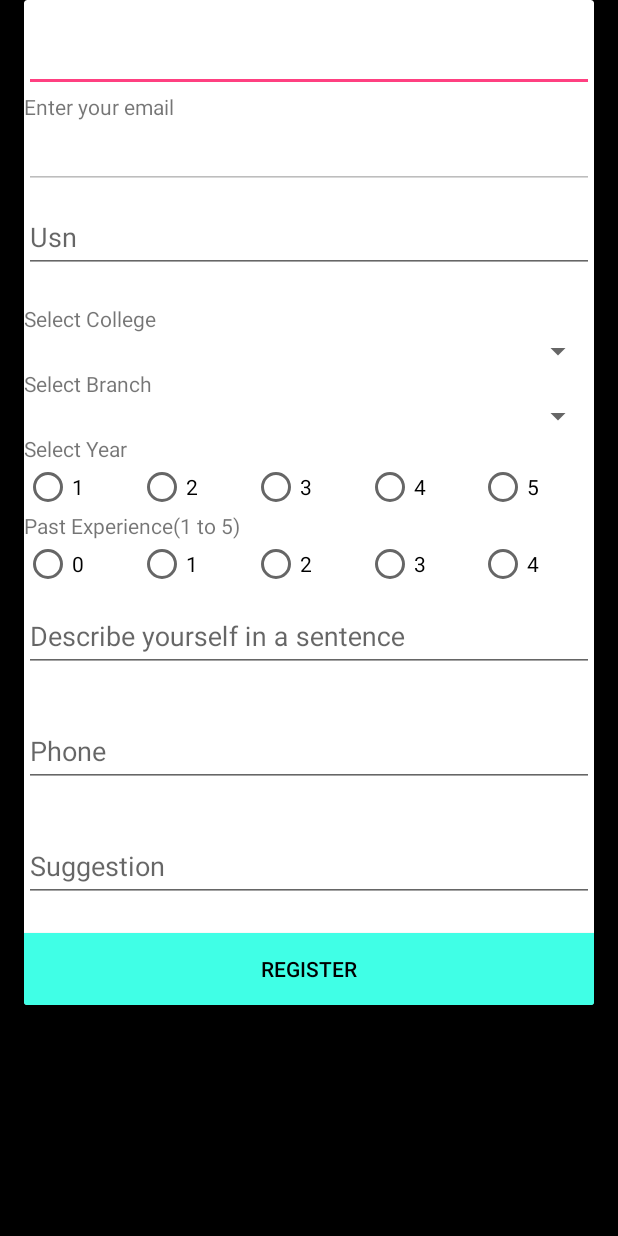
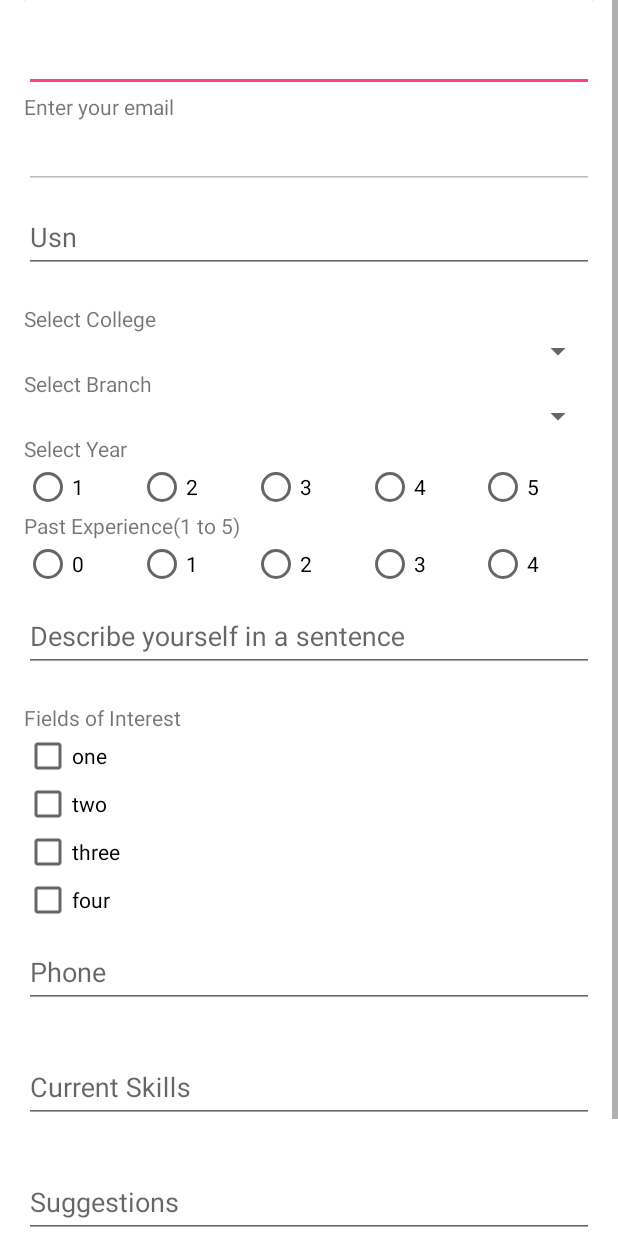
Before and after one commit to adityadas8888/Habba18, an Android app: the Habba screen opened directly, with no data from a screen before it, on a phone screen of 412 x 824 dp. Run offline under Robolectric (Android 15) with nearby library versions, the phone set to English and light mode, and no system bars.

Commit message:
Second Commit

```diff
--- a/app/build.gradle
+++ b/app/build.gradle
@@ -31,6 +31,7 @@ dependencies {
     compile 'net.gotev:uploadservice:2.1'
     compile 'com.github.florent37:diagonallayout:1.0.7'
     compile 'com.airbnb.android:lottie:2.5.0-beta3'
+    compile 'com.github.BeppiMenozzi:TriStateToggleButton:1.1.4'
     implementation 'com.google.android.gms:play-services-auth:11.8.0'
     testImplementation 'junit:junit:4.12'
     androidTestImplementation 'com.android.support.test:runner:1.0.1'
--- a/app/src/main/AndroidManifest.xml
+++ b/app/src/main/AndroidManifest.xml
@@ -27,10 +27,12 @@
 
         </activity>
         <activity
+
             android:name=".Apl.Apl"
             android:windowSoftInputMode="stateHidden|adjustResize">
         </activity>
-        <activity android:name=".Habba">
+        <activity android:name=".Habba"
+            android:windowSoftInputMode="stateHidden|adjustResize">
 
         </activity>
         <activity android:name=".Login.Login">
--- a/app/src/main/java/com/acharya/habbaregistration/Habba.java
+++ b/app/src/main/java/com/acharya/habbaregistration/Habba.java
@@ -1,6 +1,8 @@
 package com.acharya.habbaregistration;
 
+import android.app.AlertDialog;
 import android.app.ProgressDialog;
+import android.content.DialogInterface;
 import android.content.Intent;
 import android.os.AsyncTask;
 import android.support.design.widget.TextInputEditText;
@@ -14,6 +16,7 @@ import android.view.WindowManager;
 import android.widget.AdapterView;
 import android.widget.ArrayAdapter;
 import android.widget.Button;
+import android.widget.CheckBox;
 import android.widget.EditText;
 import android.widget.RadioButton;
 import android.widget.RadioGroup;
@@ -24,6 +27,7 @@ import android.widget.Toast;
 import com.acharya.habbaregistration.Apl.Apl;
 import com.acharya.habbaregistration.Apl.HttpHandler;
 import com.acharya.habbaregistration.Apl.RegisterUserClass;
+import com.acharya.habbaregistration.HomeScreen.HomeScreen;
 
 import org.json.JSONArray;
 import org.json.JSONException;
@@ -31,6 +35,7 @@ import org.json.JSONObject;
 
 import java.util.ArrayList;
 import java.util.HashMap;
+import java.util.Map;
 
 import static android.widget.Toast.LENGTH_LONG;
 
@@ -41,21 +46,25 @@ public class Habba extends AppCompatActivity{
     private EditText editTextDescribe;
     private EditText editTextUsn;
     private EditText editTextSuggestion;
+    private EditText editTextSkills;
     private static String url = null;
     private static String url1 = null;
-
-    String email,name,clg,dept,year,exp;
+    private CheckBox c1,c2,c3,c4;
+    private static String interest = " ";
+    Map<String,String> map=new HashMap<String,String>();
+    String idzz2;
+    String email,name,clg,dept,year,exp,skills;
     Spinner s1, s2;
     RadioGroup rgyear,rgexp;
     RadioButton rbyear,rbexp;
     private Button buttonRegister;
-    private static final String REGISTER_URL = "http:www.acharyahabba.in/apl/register.php";
+    private static final String REGISTER_URL = "http://www.acharyahabba.in/habba18/vol_app.php";
     private String nullstring = null;
     @Override
     protected void onCreate(Bundle savedInstanceState) {
         super.onCreate(savedInstanceState);
         setContentView(R.layout.activity_habba);
-
+        getWindow().setSoftInputMode(WindowManager.LayoutParams.SOFT_INPUT_ADJUST_PAN);
         Intent mIntent = getIntent();
         Bundle bundle = mIntent.getExtras();
         if (bundle != null) {
@@ -64,7 +73,7 @@ public class Habba extends AppCompatActivity{
             if(name.equals(nullstring)||name.equals(" "))
                 name="N/A";
         }
-        url = "http://acharyahabba.in/habba18/events.php";
+        url = "http://acharyahabba.in/apl/college.php";
         spinnerlist = new ArrayList<>();
         new Habba.GetContacts().execute();
 
@@ -84,6 +93,7 @@ public class Habba extends AppCompatActivity{
         editTextEmail = (EditText) findViewById(R.id.editTextEmail);
         editTextUsn = (TextInputEditText)findViewById(R.id.Usn);
         editTextSuggestion = (TextInputEditText)findViewById(R.id.Suggestion);
+        editTextSkills = (TextInputEditText)findViewById(R.id.Skills);
         s1 = findViewById(R.id.spinner1);
         s2 = findViewById(R.id.spinner2);
         rgyear = (RadioGroup)findViewById(R.id.rgyear);
@@ -93,6 +103,13 @@ public class Habba extends AppCompatActivity{
         editTextName.setEnabled(true);
         editTextEmail.setText(email,TextView.BufferType.EDITABLE);
         editTextEmail.setEnabled(false);
+
+        c1 = (CheckBox)findViewById(R.id.one);
+        c2 = (CheckBox)findViewById(R.id.two);
+        c3 = (CheckBox)findViewById(R.id.three);
+        c4 = (CheckBox)findViewById(R.id.four);
+
+
 
         rgyear.setOnCheckedChangeListener(new RadioGroup.OnCheckedChangeListener() {
             @Override
@@ -154,7 +171,8 @@ public class Habba extends AppCompatActivity{
                     for (int i = 0; i < contacts.length(); i++) {
                         JSONObject c = contacts.getJSONObject(i);
                         String name = c.getString("name");
-
+                        String idzz1=c.getString("id");
+                        map.put(name,idzz1);
                         spinnerlist.add(name);
                     }
 
@@ -203,8 +221,13 @@ public class Habba extends AppCompatActivity{
                     s1.setOnItemSelectedListener(new AdapterView.OnItemSelectedListener() {
                         @Override
                         public void onItemSelected(AdapterView<?> parent, View view, int position, long id) {
+//                            String hahaah="";
+//                            long z2=id+1;
+//                            hahaah=hahaah+z2;
+//                            Toast.makeText(getApplicationContext(),hahaah,Toast.LENGTH_SHORT).show();
                             clg = s1.getSelectedItem().toString();
-                            url1 = "http://acharyahabba.in/habba18/subevents.php?main=" + clg;
+                            idzz2=map.get(clg);
+                            url1 = "http://acharyahabba.in/apl/dept.php?cid=" + idzz2;
                             System.out.println("spinner"+url1);
                             subspinnerlist = new ArrayList<>();
                             new Habba.GetCategory().execute();
@@ -260,11 +283,11 @@ public class Habba extends AppCompatActivity{
                 try {
                     JSONObject jsonObj = new JSONObject(jsonStr);
 
-                    JSONArray contacts = jsonObj.getJSONArray("result1");
+                    JSONArray contacts = jsonObj.getJSONArray("result");
                     for(int i = 0; i<contacts.length(); i++) {
                         JSONObject c = contacts.getJSONObject(i);
-                        String name = c.getString("name");
-                        amount = c.getString("amount");
+                        String name = c.getString("dept_name");
+                        //amount = c.getString("amount");
 
                         subspinnerlist.add(name);
                     }
@@ -343,14 +366,23 @@ public class Habba extends AppCompatActivity{
             }
         if( editTextSuggestion.getText().toString().trim().equals(""))
             editTextSuggestion.setError( "Suggestion is required!" );
+        if( editTextUsn.getText().toString().trim().equals(""))
+            editTextUsn.setError( "Usn is required!" );
+        interest="";
+        if(c1.isChecked()&&(!interest.contains(c1.getText().toString()))) interest = interest + c1.getText().toString() + " ";
+        if(c2.isChecked()&&(!interest.contains(c2.getText().toString()))) interest = interest + c2.getText().toString() + " ";
+        if(c3.isChecked()&&(!interest.contains(c3.getText().toString()))) interest = interest + c3.getText().toString() + " ";
+        if(c4.isChecked()&&(!interest.contains(c4.getText().toString()))) interest = interest + c4.getText().toString() + " ";
+        Log.e(TAG,interest);
         String usn = editTextUsn.getText().toString().trim().toLowerCase();
         String describe = editTextDescribe.getText().toString().trim().toLowerCase();
         String phone = editTextPhone.getText().toString().trim();
         String suggestion = editTextSuggestion.getText().toString().trim().toLowerCase();
-        register(name,email,usn,clg,dept,year,exp,describe,phone,suggestion);
+        skills=editTextSkills.getText().toString().trim().toLowerCase();
+        register(name,email,usn,clg,dept,year,exp,describe,phone,suggestion,interest,skills);
     }
 
-    private void register(String name, String email, String usn, String clg, String dept, String year, String exp, String describe, String phone, String suggestion) {
+    private void register(String name, String email, String usn, String clg, String dept, String year, String exp, String describe, String phone, String suggestion, String interest, String skills) {
         class RegisterUser extends AsyncTask<String, Void, String> {
             ProgressDialog loading;
             RegisterUserClass ruc = new RegisterUserClass();
@@ -380,10 +412,12 @@ public class Habba extends AppCompatActivity{
                 data.put("dept",params[4]);
                 data.put("year",params[5]);
                 data.put("exp",params[6]);
-                data.put("describe",params[7]);
-                data.put("phone",params[8]);
-                data.put("suggestion",params[9]);
-
+                data.put("aboutme",params[7]);
+                data.put("num",params[8]);
+                data.put("suggest",params[9]);
+                data.put("interest",params[10]);
+                data.put("skill",params[11]);
+                Log.e(TAG,data.get("interest"));
                 String result = ruc.sendPostRequest(REGISTER_URL,data);
 
                 return  result;
@@ -391,6 +425,14 @@ public class Habba extends AppCompatActivity{
         }
 
         RegisterUser ru = new RegisterUser();
-        ru.execute(name,email,usn,clg,dept,year,exp,describe,phone,suggestion);
+        ru.execute(name,email,usn,clg,dept,year,exp,describe,phone,suggestion,interest,skills);
+    }
+
+    @Override
+    public void onBackPressed() {
+        super.onBackPressed();
+//        Intent intent = new Intent(this, HomeScreen.class);
+//        startActivity(intent);
+//        finish();
     }
 }
--- a/app/src/main/res/layout/activity_habba.xml
+++ b/app/src/main/res/layout/activity_habba.xml
@@ -6,24 +6,23 @@
                 android:background="#000000"
                 android:orientation="vertical"
                 android:scrollbarAlwaysDrawVerticalTrack="true"
+    android:backgroundTint="#FFFFFFFF"
     >
-
     <ScrollView
         android:layout_width="match_parent"
         android:layout_height="match_parent"
         >
 
-
         <RelativeLayout
             android:id="@+id/relativeLayout2"
+            android:layout_marginLeft="16dp"
+            android:layout_marginRight="16dp"
             android:layout_width="match_parent"
             android:layout_height="match_parent"
             android:layout_below="@+id/login_title"
-            android:layout_marginLeft="16dp"
-            android:layout_marginRight="16dp"
             android:elevation="4dp"
             android:layout_marginTop="0dp"
-            android:paddingBottom="50dp"
+            android:paddingBottom="16dp"
             android:orientation="vertical"
             >
 
@@ -111,19 +110,23 @@
                     <RadioGroup
                         android:id="@+id/rgyear"
                         android:layout_width="match_parent"
-                        android:layout_height="wrap_content">
-                        <LinearLayout
-                            android:orientation="horizontal"
-                            android:layout_width="match_parent"
-                            android:layout_height="wrap_content"
-                            android:weightSum="1.0">
+                        android:layout_height="wrap_content"
+                        android:orientation="horizontal"
+                        android:weightSum="1.0">
+
+                        <!--<LinearLayout-->
+                            <!--android:orientation="horizontal"-->
+                            <!--android:layout_width="match_parent"-->
+                            <!--android:layout_height="wrap_content"-->
+                            <!--android:weightSum="1.0">-->
 
                             <RadioButton
                                 android:id="@+id/rb1"
-                                android:text="1"
                                 android:layout_width="wrap_content"
                                 android:layout_height="wrap_content"
-                                android:layout_weight="0.2"/>
+                                android:layout_weight="0.2"
+                                android:checked="false"
+                                android:text="1" />
                             <RadioButton
                                 android:id="@+id/rb2"
                                 android:text="2"
@@ -149,7 +152,7 @@
                                 android:layout_height="wrap_content"
                                 android:layout_weight="0.2"/>
 
-                        </LinearLayout>
+                        <!--</LinearLayout>-->
 
                     </RadioGroup>
 
@@ -162,12 +165,14 @@
                     <RadioGroup
                         android:id="@+id/rgexp"
                         android:layout_width="match_parent"
-                        android:layout_height="wrap_content">
-                        <LinearLayout
-                            android:orientation="horizontal"
-                            android:layout_width="match_parent"
-                            android:layout_height="wrap_content"
-                            android:weightSum="1.0">
+                        android:layout_height="wrap_content"
+                        android:orientation="horizontal"
+                        android:weightSum="1.0">
+                        <!--<LinearLayout-->
+                            <!--android:orientation="horizontal"-->
+                            <!--android:layout_width="match_parent"-->
+                            <!--android:layout_height="wrap_content"-->
+                            <!--android:weightSum="1.0">-->
 
                             <RadioButton
                                 android:id="@+id/rbe1"
@@ -200,7 +205,7 @@
                                 android:layout_height="wrap_content"
                                 android:layout_weight="0.2"/>
 
-                        </LinearLayout>
+                        <!--</LinearLayout>-->
 
                     </RadioGroup>
 
@@ -216,7 +221,34 @@
                             android:layout_height="wrap_content"
                             android:hint="@string/Describe"/>
                     </android.support.design.widget.TextInputLayout>
-
+                    <android.support.design.widget.TextInputLayout
+                        android:layout_width="match_parent"
+                        android:layout_height="wrap_content">
+                        <TextView
+                            android:layout_width="wrap_content"
+                            android:layout_height="wrap_content"
+                            android:text="Fields of Interest" />
+                        <CheckBox
+                            android:id="@+id/one"
+                            android:text="one"
+                            android:layout_width="match_parent"
+                            android:layout_height="wrap_content"/>
+                        <CheckBox
+                            android:id="@+id/two"
+                            android:text="two"
+                            android:layout_width="match_parent"
+                            android:layout_height="wrap_content"/>
+                        <CheckBox
+                            android:id="@+id/three"
+                            android:text="three"
+                            android:layout_width="match_parent"
+                            android:layout_height="wrap_content"/>
+                        <CheckBox
+                            android:id="@+id/four"
+                            android:text="four"
+                            android:layout_width="match_parent"
+                            android:layout_height="wrap_content"/>
+                    </android.support.design.widget.TextInputLayout>
                     <android.support.design.widget.TextInputLayout
                         android:layout_width="match_parent"
                         android:layout_height="match_parent"
@@ -230,11 +262,22 @@
                             android:layout_marginTop="16dp"
                             android:drawableTint="#FF4081"
                             android:hint="@string/Phone"
-                            android:inputType="text"
+                            android:inputType="number"
                             android:singleLine="true"
                             />
                     </android.support.design.widget.TextInputLayout>
+                    <android.support.design.widget.TextInputLayout
+                        android:layout_width="match_parent"
+                        android:layout_height="match_parent"
+                        app:errorEnabled="true"
+                        >
 
+                        <android.support.design.widget.TextInputEditText
+                            android:id="@+id/Skills"
+                            android:layout_width="match_parent"
+                            android:layout_height="wrap_content"
+                            android:hint="Current Skills"/>
+                    </android.support.design.widget.TextInputLayout>
                     <android.support.design.widget.TextInputLayout
                         android:layout_width="match_parent"
                         android:layout_height="match_parent"
--- a/app/src/main/res/values/strings.xml
+++ b/app/src/main/res/values/strings.xml
@@ -11,7 +11,7 @@
     <string name="Name">Name</string>
     <string name="Usn">Usn</string>
     <string name="Phone">Phone</string>
-    <string name="Suggestion">Suggestion</string>
+    <string name="Suggestion">Suggestions</string>
     <string name="Describe">Describe yourself in a sentence</string>
     <string name="College">Select College</string>
     <string name="Exp">Past Experience(1 to 5)</string>
--- a/app/src/main/res/values/styles.xml
+++ b/app/src/main/res/values/styles.xml
@@ -6,6 +6,7 @@
         <item name="colorPrimary">@color/colorPrimary</item>
         <item name="colorPrimaryDark">@color/colorPrimaryDark</item>
         <item name="colorAccent">@color/colorAccent</item>
+        <item name="android:windowActionBarOverlay">true</item>
     </style>
 
 </resources>
--- a/build.gradle
+++ b/build.gradle
@@ -5,6 +5,8 @@ buildscript {
     repositories {
         google()
         jcenter()
+        maven { url "https://jitpack.io" }
+
     }
     dependencies {
         classpath 'com.android.tools.build:gradle:3.0.1'
```
Also changed, not shown: app/src/main/java/com/acharya/habbaregistration/Apl/Apl.java (+35 -16 lines), app/src/main/java/com/acharya/habbaregistration/HomeScreen/HomeScreen.java (+53 -4 lines), app/src/main/res/layout/activity_home_screen.xml (+46 -43 lines).
